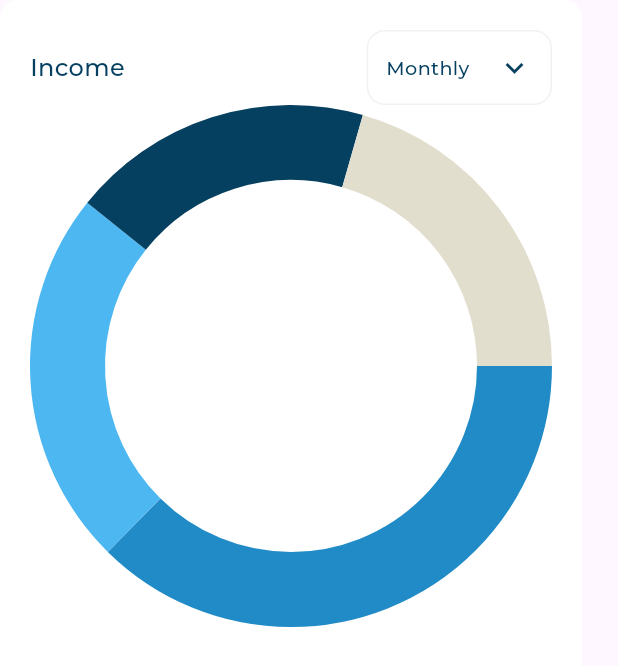
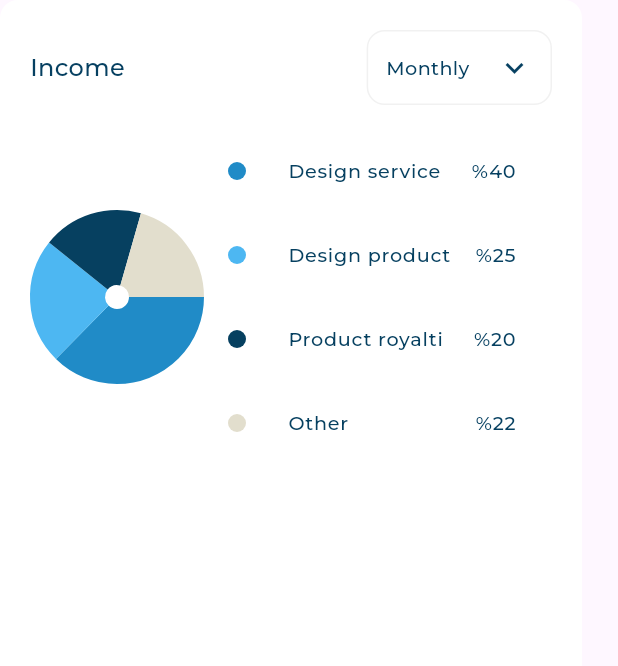
Before and after one commit to Waheed-Ashraf/Responsive-Dash-Board, a Flutter app: the IncomeSection widget shown alone on an empty page, opened directly, on a phone screen of 412 x 824 dp. Shown: the top 666 px of the screen. Run offline on Flutter 3.47's test engine with Material 3 defaults, Android fonts, the phone set to English and light mode, and no system bars; drawn by our look-alikes of fl_chart; our stand-ins replace expandable_page_view, flutter_svg; project files that could hold a hidden picture were left out.

Commit message:
desktop layout done

```diff
--- /dev/null
+++ b/lib/models/item_detail_model.dart
@@ -0,0 +1,9 @@
+import 'package:flutter/material.dart';
+
+class ItemDetailsModel {
+  final Color color;
+  final String title, value;
+
+  const ItemDetailsModel(
+      {required this.color, required this.title, required this.value});
+}
--- /dev/null
+++ b/lib/widgets/Income_details.dart
@@ -0,0 +1,26 @@
+import 'package:flutter/material.dart';
+import 'package:flutter/widgets.dart';
+import 'package:responsive_dash_board/models/item_detail_model.dart';
+import 'package:responsive_dash_board/widgets/income_item_details.dart';
+
+class IncomeDetails extends StatelessWidget {
+  const IncomeDetails({super.key});
+
+  static const items = [
+    ItemDetailsModel(
+        color: Color(0xFF208BC7), title: 'Design service', value: '%40'),
+    ItemDetailsModel(
+        color: Color(0xFF4DB7F2), title: 'Design product', value: '%25'),
+    ItemDetailsModel(
+        color: Color(0xFF064060), title: 'Product royalti', value: '%20'),
+    ItemDetailsModel(color: Color(0xFFE2DECD), title: 'Other', value: '%22'),
+  ];
+  @override
+  Widget build(BuildContext context) {
+    return Column(
+      mainAxisSize: MainAxisSize.min,
+      crossAxisAlignment: CrossAxisAlignment.start,
+      children: items.map((e) => ItemDetails(itemDetailsModel: e)).toList(),
+    );
+  }
+}
--- /dev/null
+++ b/lib/widgets/income_item_details.dart
@@ -0,0 +1,30 @@
+import 'package:flutter/material.dart';
+import 'package:responsive_dash_board/models/item_detail_model.dart';
+import 'package:responsive_dash_board/utils/app_styles.dart';
+
+class ItemDetails extends StatelessWidget {
+  const ItemDetails({super.key, required this.itemDetailsModel});
+
+  final ItemDetailsModel itemDetailsModel;
+  @override
+  Widget build(BuildContext context) {
+    return ListTile(
+      leading: Container(
+        width: 12,
+        height: 12,
+        decoration: ShapeDecoration(
+          color: itemDetailsModel.color,
+          shape: const OvalBorder(),
+        ),
+      ),
+      title: Text(
+        itemDetailsModel.title,
+        style: AppStyles.styleRegular16(context),
+      ),
+      trailing: Text(
+        itemDetailsModel.value,
+        style: AppStyles.styleMedium16(context),
+      ),
+    );
+  }
+}
--- a/lib/widgets/right_section.dart
+++ b/lib/widgets/right_section.dart
@@ -1,4 +1,6 @@
+import 'package:flutter/cupertino.dart';
 import 'package:flutter/material.dart';
+import 'package:responsive_dash_board/widgets/Income_details.dart';
 import 'package:responsive_dash_board/widgets/custom_header.dart';
 import 'package:responsive_dash_board/widgets/custom_container.dart';
 import 'package:responsive_dash_board/widgets/income_chart.dart';
@@ -52,7 +54,15 @@ class IncomeSection extends StatelessWidget {
               buttonIcon: Icons.keyboard_arrow_down,
               buttonTitle: 'Monthly',
             ),
-            IncomeChart(),
+            SizedBox(
+              height: 16,
+            ),
+            Row(
+              children: [
+                Expanded(child: IncomeChart()),
+                Expanded(flex: 2, child: IncomeDetails()),
+              ],
+            ),
           ],
         ),
       ),
```
